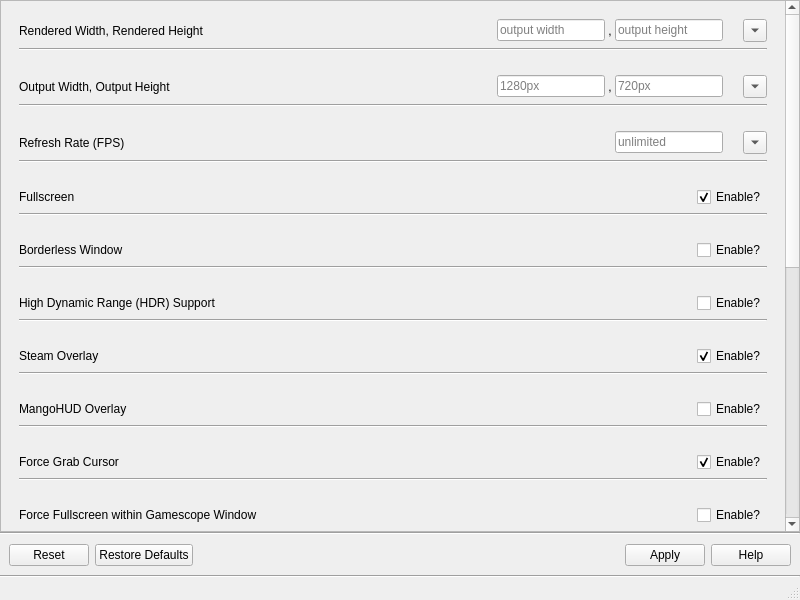
rfrench3/scopebuddy-gui, file src/mainwindow.ui: the form before one commit.
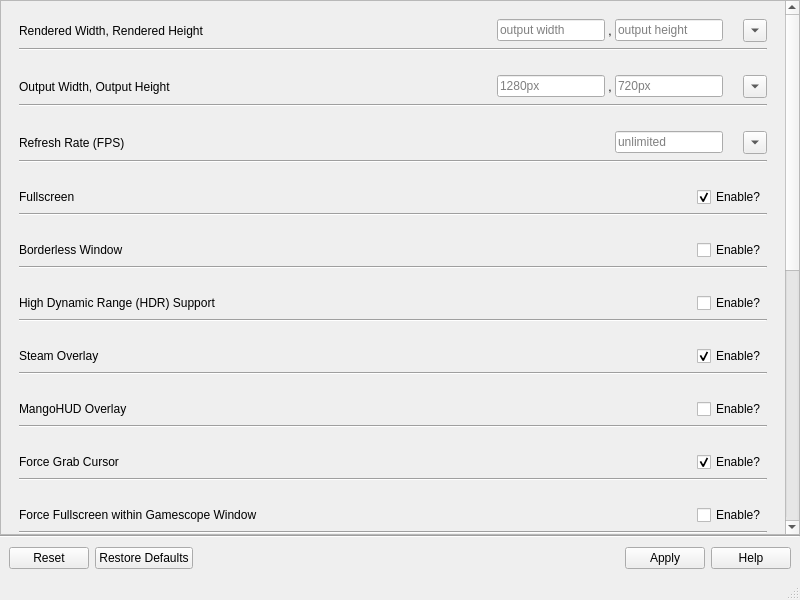
The form after the commit.

Commit message: remove an extra line element

```diff
--- a/src/mainwindow.ui
+++ b/src/mainwindow.ui
@@ -1864,13 +1864,6 @@
       </layout>
      </widget>
     </item>
-    <item>
-     <widget class="Line" name="line">
-      <property name="orientation">
-       <enum>Qt::Orientation::Horizontal</enum>
-      </property>
-     </widget>
-    </item>
    </layout>
   </widget>
   <widget class="QStatusBar" name="statusBar"/>
```
